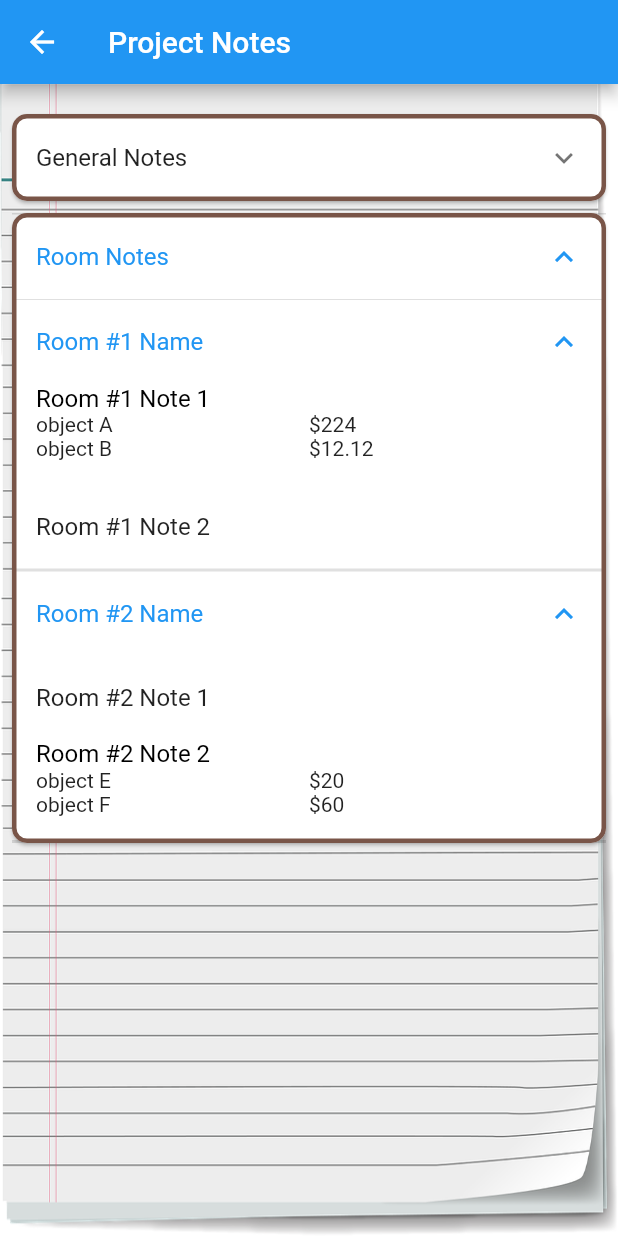
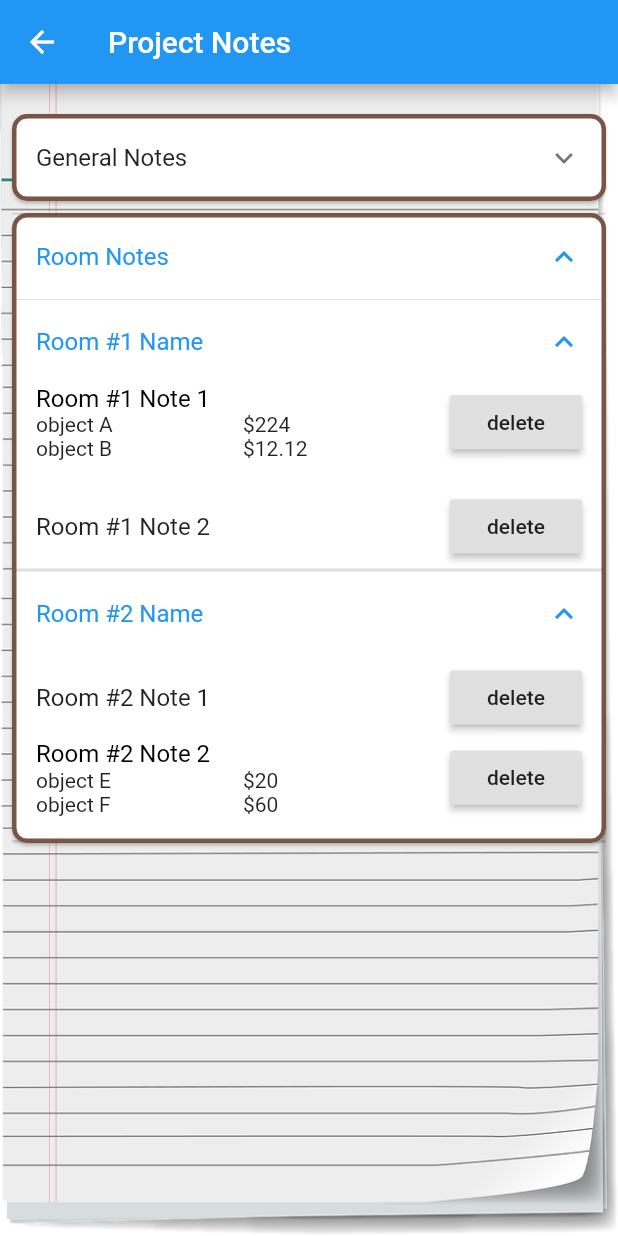
Before and after one commit to tpalecek1/project_estimator, a Flutter app: the ProjectNotes screen opened by its route, on a phone screen of 412 x 824 dp. Run offline on Flutter 3.47's test engine with Material 2 defaults, Android fonts, the phone set to English and light mode, and no system bars; our stand-ins replace shared_preferences; accounts and stored records are empty.

Commit message:
update ProjectNote screen

```diff
--- a/lib/screens/project_notes.dart
+++ b/lib/screens/project_notes.dart
@@ -1,43 +1,17 @@
 import 'package:flutter/material.dart';
 
-class ProjectNotes extends StatelessWidget {
+class ProjectNotes extends StatefulWidget {
 
   static const routeName = 'project_notes';
 
   @override
-  Widget build(BuildContext context) {
-    return Scaffold(
-      appBar: AppBar(
-        title: Text('Project Notes'),
-      ),
-      body: Stack(
-        children: [
-          Container(
-            decoration: BoxDecoration(image: DecorationImage(image: AssetImage('assets/images/note.png'), fit: BoxFit.fill))
-          ),
-          ListView.builder(
-            padding: EdgeInsets.only(top: 16),
-            itemCount: data.length,
-            itemBuilder: (context, index) {
-              return EntryItem(data[index]);
-            }
-          ),
-        ],
-      )
-    );
-  }
+  _ProjectNotesState createState() => _ProjectNotesState();
 }
 
-// One entry in the multilevel list displayed by this app. (fake data unit)
-class Entry {
-  Entry(this.title, [this.children = const <Entry>[], this.estimateItem = const <Map<String,dynamic>>[]]); //optional parameter, if no children parameter, the default is an empty list
-  final String title;
-  final List<Entry> children;
-  final List<Map<String,dynamic>> estimateItem;
-}
+class _ProjectNotesState extends State<ProjectNotes> {
 
   // The entire multilevel list displayed by this app. (fake data)
-final List<Entry> data = <Entry>[
+  List<Entry> data = <Entry>[
     Entry('General Notes',
       <Entry>[
         Entry('General Note 1 long long long long long long long long long long long long long long long long note'),
@@ -62,15 +36,70 @@ final List<Entry> data = <Entry>[
       ],
     ),
   ];
+  @override
+  Widget build(BuildContext context) {
+    return Scaffold(
+      appBar: AppBar(
+        title: Text('Project Notes'),
+      ),
+      body: Stack(
+        children: [
+          Container(
+            decoration: BoxDecoration(image: DecorationImage(image: AssetImage('assets/images/note.png'), fit: BoxFit.fill))
+          ),
+          ListView.builder(
+            padding: EdgeInsets.only(top: 16),
+            itemCount: data.length,
+            itemBuilder: (context, index) {
+              return EntryItem(data[index], index, delete);
+            }
+          ),
+        ],
+      )
+    );
+  }
+
+  //the delete function
+  void delete(int index, int roomIndex, int noteIndex) {
+    setState(() {
+      if(index == 0) {
+        data[index].children.removeAt(noteIndex);
+      } else {
+        data[index].children[roomIndex].children.removeAt(noteIndex);
+        if(data[index].children[roomIndex].children.isEmpty) {
+          data[index].children.removeAt(roomIndex);
+        }
+      }
+    });
+  }
+}
+
+// One entry in the multilevel list displayed by this app. (fake data unit)
+class Entry {
+  Entry(this.title, [this.children = const <Entry>[], this.estimateItem = const <Map<String,dynamic>>[]]); //optional parameter, if no children parameter, the default is an empty list
+  final String title;
+  final List<Entry> children;
+  final List<Map<String,dynamic>> estimateItem;
+  int roomIndex = -99; //for tracking room index
+  int noteIndex = -99; //for tracking each note item
+}
 
 // Displays one Entry. If the entry has children then it's displayed with an ExpansionTile.
 class EntryItem extends StatelessWidget {
-  const EntryItem(this.entry);
+  EntryItem(this.entry, this.index, this.delete);
+  int index;
+  final Entry entry;
+  Function(int, int, int) delete;
 
-  final Entry entry;
+  //there three kinds of indexes are used to track each item in the data
+  int roomIndex = -2; //for tracking room index
+  int roomIndexKeep = -99; //for helping restarting noteIndex for each room
+  int noteIndex = -1; //for tracking each note item
 
   @override
   Widget build(BuildContext context) {
+    roomIndex = -2;
+    noteIndex = -1;
     return Card(
       shape: RoundedRectangleBorder(
         side: BorderSide(color: Colors.brown, width: 3),
@@ -82,13 +111,40 @@ class EntryItem extends StatelessWidget {
   }
 
   Widget _buildTiles(Entry root) {
+
+    //assign index to each entry, so later each item can be tracked
     if (root.children.isEmpty)
     {
-      if(root.estimateItem.isEmpty)
-        return ListTile(title: Text(root.title));
+      if(index == 0) { //index: 0 means "General Note" area, index:1 means "Room Note" area
+        noteIndex++;
+        root.noteIndex = noteIndex;
+      } else {
+        if(roomIndex != roomIndexKeep) { //if these two type of indexes are not the same, restart the coutn of noteIndex
+          noteIndex = -1;
+          roomIndexKeep = roomIndex;
+        }
+        noteIndex++;
+        root.noteIndex = noteIndex;
+        root.roomIndex = roomIndex;
+      }
+
+      //Assign layout to each entry object
+      if(root.title == "General Notes" || root.title == "Room Notes")
+        return ListTile(title: Text(root.title), trailing:Text('empty', style: TextStyle(color: Colors.red)));
+      else if(root.estimateItem.isEmpty)
+      {
+        return ListTile(title: Text(root.title), trailing: RaisedButton(onPressed: () {
+          //print('$index, ${root.roomIndex}, ${root.noteIndex}');
+          delete(index, root.roomIndex, root.noteIndex);
+        }, child: Text('delete')));
+      }
       else
-        return CustomTile(title: Text(root.title), items: root.estimateItem);
+        return CustomTile(title: Text(root.title), items: root.estimateItem, trailing: RaisedButton(onPressed: () {
+          //print('$index, ${root.roomIndex}, ${root.noteIndex}');
+          delete(index, root.roomIndex, root.noteIndex);
+        }, child: Text('delete')));
     }
+    roomIndex++;  //for tracking room index
     return ExpansionTile(
       initiallyExpanded: root.title.contains('Room')? true: false, //expand all Room notes initailly
       key: PageStorageKey<Entry>(root),
@@ -101,11 +157,15 @@ class EntryItem extends StatelessWidget {
 class CustomTile extends StatelessWidget {
   final Widget title;
   final List<Map<String,dynamic>> items;
-  const CustomTile({Key key, this.title, this.items}): super(key: key);
+  final Widget trailing;
+  CustomTile({Key key, this.title, this.items, this.trailing}): super(key: key);
   @override
   Widget build(BuildContext context) {
     return Padding(
       padding: const EdgeInsets.only(left: 16, right: 16, bottom: 16),
+      child: Row(
+        children: [
+          Expanded(
             child: Column(
               crossAxisAlignment: CrossAxisAlignment.start,
               children: [
@@ -127,6 +187,10 @@ class CustomTile extends StatelessWidget {
                 )
               ],
             ),
+          ),
+          Container(child: trailing)
+        ]
+      ),
     );
   }
   TableRow _buildTableRow(Map item) {
```
Also changed, not shown: 1 other file. Lines whose indentation alone changed are shown as unchanged.
